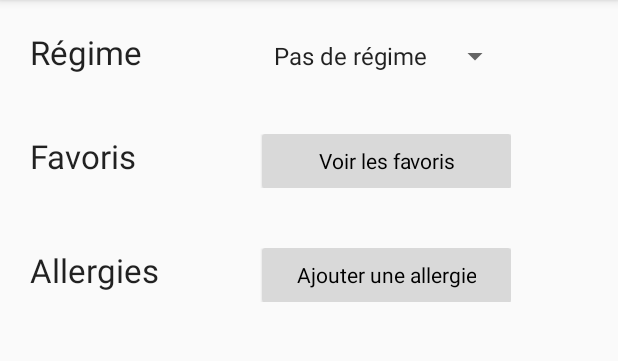
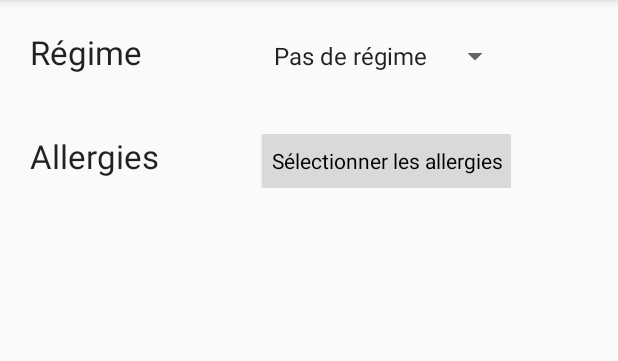
Before and after one commit to antitoine/INSA-4IF-Android-GFaim, an Android app: the fragment SettingsFragment placed in its activity, on a phone screen of 412 x 824 dp, the part 84-445 px from its top. Run offline under Robolectric (Android 15) with nearby library versions, the phone set to English and light mode, and no system bars; libraries missing offline, so code that uses them is left out: com.afollestad.materialdialogs, org.osmdroid.api, org.osmdroid.bonuspack, org.osmdroid.tileprovider, org.osmdroid.util and 1 more; 14 statements that could not run were skipped.

Commit message:
ajout du menu des allergies

```diff
--- a/app/GFaim/app/src/main/java/fr/insa/h4401/gfaim/SettingsFragment.java
+++ b/app/GFaim/app/src/main/java/fr/insa/h4401/gfaim/SettingsFragment.java
@@ -83,23 +83,23 @@ public class SettingsFragment extends Fragment {
         spinner.setAdapter(adapter);
 
 
-        CardView favButton = (CardView) v.findViewById(R.id.settings_see_fav_button);
-        favButton.setOnClickListener(new View.OnClickListener() {
+
+        CardView addAllergie = (CardView) v.findViewById(R.id.setting_add_button);
+        addAllergie.setOnClickListener(new View.OnClickListener() {
             @Override
             public void onClick(View v) {
                 new MaterialDialog.Builder(getContext())
-                        .content("TODO")
-                        .show();
-            }
-        });
-
-        CardView addAllergie = (CardView) v.findViewById(R.id.settings_add_button);
-        favButton.setOnClickListener(new View.OnClickListener() {
-            @Override
-            public void onClick(View v) {
-                new MaterialDialog.Builder(getContext())
-                        .content("TODO")
-                        .theme(Theme.DARK)
+                        .title(R.string.title)
+                        .widgetColor(getResources().getColor(R.color.colorPrimary))
+                        .items(R.array.allergies)
+                        .itemsCallbackMultiChoice(null, new MaterialDialog.ListCallbackMultiChoice() {
+                            @Override
+                            public boolean onSelection(MaterialDialog dialog, Integer[] which, CharSequence[] text) {
+                                //TODO : Est-ce qu'on sauvegarde ça ? à voir si c'est utile...
+                                return true;
+                            }
+                        })
+                        .positiveText(R.string.choose)
                         .show();
             }
         });
--- a/app/GFaim/app/src/main/res/layout/fragment_settings.xml
+++ b/app/GFaim/app/src/main/res/layout/fragment_settings.xml
@@ -27,7 +27,7 @@
                     android:layout_width="wrap_content"
                     android:layout_height="wrap_content"
                     android:paddingRight="80dp"
-                    android:text="Régime"
+                    android:text="@string/Régime"
                     android:textAppearance="?android:attr/textAppearanceLarge" />
 
                 <Spinner
@@ -37,21 +37,22 @@
 
             </TableRow>
 
+
             <TableRow
-                android:id="@+id/tableRow2"
-                android:layout_width="match_parent"
+                android:id="@+id/tableRow3"
+                android:layout_width="wrap_content"
                 android:layout_height="wrap_content"
                 android:layout_margin="20dp">
 
                 <TextView
-                    android:id="@+id/textView2"
+                    android:id="@+id/textView3"
                     android:layout_width="wrap_content"
                     android:layout_height="wrap_content"
-                    android:text="Favoris"
+                    android:text="Allergies"
                     android:textAppearance="?android:attr/textAppearanceLarge" />
 
                 <android.support.v7.widget.CardView
-                    android:id="@+id/settings_see_fav_button"
+                    android:id="@+id/setting_add_button"
                     android:layout_width="wrap_content"
                     android:layout_height="36dp"
                     android:layout_below="@+id/button2"
@@ -76,52 +77,7 @@
                             android:paddingLeft="5dp"
                             android:paddingRight="5dp"
                             android:singleLine="true"
-                            android:text="Voir les favoris"
-                            android:textColor="#000000" />
-                    </RelativeLayout>
-                </android.support.v7.widget.CardView>
-            </TableRow>
-
-            <TableRow
-                android:id="@+id/tableRow3"
-                android:layout_width="wrap_content"
-                android:layout_height="wrap_content"
-                android:layout_margin="20dp">
-
-                <TextView
-                    android:id="@+id/textView3"
-                    android:layout_width="wrap_content"
-                    android:layout_height="wrap_content"
-                    android:text="Allergies"
-                    android:textAppearance="?android:attr/textAppearanceLarge" />
-
-                <android.support.v7.widget.CardView
-                    android:id="@+id/settings_add_button"
-                    android:layout_width="wrap_content"
-                    android:layout_height="36dp"
-                    android:layout_below="@+id/button2"
-                    android:layout_centerHorizontal="true"
-                    android:clickable="true"
-                    android:foreground="?android:attr/selectableItemBackground"
-                    card_view:cardBackgroundColor="#d9d9d9"
-                    card_view:cardCornerRadius="2dp"
-                    card_view:cardElevation="1dp">
-
-                    <RelativeLayout
-                        android:layout_width="fill_parent"
-                        android:layout_height="fill_parent">
-
-                        <TextView
-                            android:id="@+id/textView"
-                            android:layout_width="wrap_content"
-                            android:layout_height="wrap_content"
-                            android:layout_centerInParent="true"
-                            android:gravity="center"
-                            android:minWidth="88dp"
-                            android:paddingLeft="5dp"
-                            android:paddingRight="5dp"
-                            android:singleLine="true"
-                            android:text="Ajouter une allergie"
+                            android:text="@string/selectionerAllergies"
                             android:textColor="#000000" />
                     </RelativeLayout>
                 </android.support.v7.widget.CardView>
--- /dev/null
+++ b/app/GFaim/app/src/main/res/values/arrays.xml
@@ -0,0 +1,26 @@
+<?xml version="1.0" encoding="utf-8"?>
+<resources>
+    <string-array name="allergies" >
+        <item>Gluten</item>
+        <item>Crustacés</item>
+        <item>Mollusques</item>
+        <item>Oeufs</item>
+        <item>Poissons</item>
+        <item>Arachides</item>
+        <item>Soja</item>
+        <item>Lait</item>
+        <item>Fruits à coques</item>
+        <item>Céleri</item>
+        <item>Moutarde</item>
+        <item>Graines de sésame</item>
+        <item>Anhydride sulfureux et sulfites</item>
+        <item>Lupin</item>
+    </string-array>
+
+    <string-array name="regimes">
+        <item>Pas de régime</item>
+        <item>Végétarien</item>
+        <item>Végétalien</item>
+        <item>Sans Porc</item>
+    </string-array>
+</resources>
--- a/app/GFaim/app/src/main/res/values/strings.xml
+++ b/app/GFaim/app/src/main/res/values/strings.xml
@@ -40,12 +40,11 @@
     <string name="avis">avis</string>
     <string name="min">min</string>
     <string name="Pierre">Pierre Jarsaillon</string>
+    <string name="choose">OK</string>
+    <string name="title">Indiquez vos allergies</string>
+    <string name="Régime">Régime</string>
+    <string name="selectionerAllergies">Sélectionner les allergies</string>
 
-    <string-array name="regimes">
-        <item>Pas de régime</item>
-        <item>Végétarien</item>
-        <item>Végétalien</item>
-        <item>Sans Porc</item>
-    </string-array>
+
 
 </resources>
```
